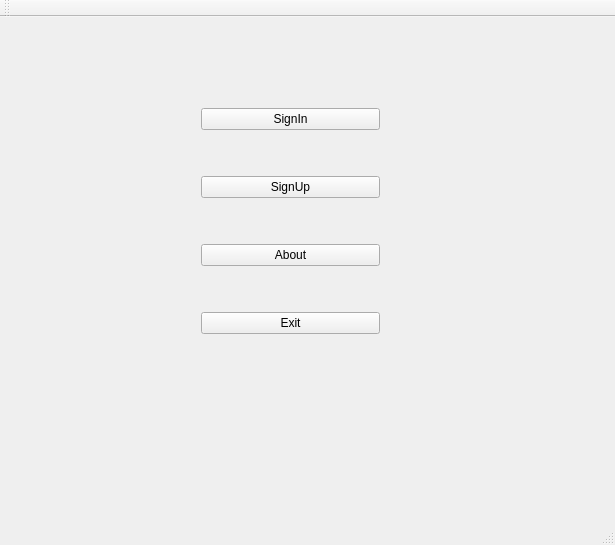
Before: the Qt Designer form GUI/SymposiumGui/mainwindow.ui in RickZack/Symposium, drawn with Qt 5.
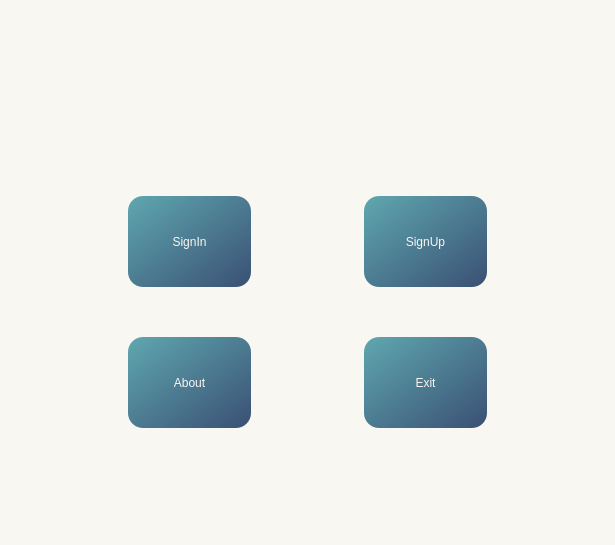
After: the same form once the commit is applied. Icons and pictures are not drawn.

```diff
--- a/GUI/SymposiumGui/mainwindow.ui
+++ b/GUI/SymposiumGui/mainwindow.ui
@@ -11,67 +11,110 @@
    </rect>
   </property>
   <property name="windowTitle">
-   <string>MainWindow</string>
+   <string>Symposium</string>
+  </property>
+  <property name="windowIcon">
+   <iconset resource="resources.qrc">
+    <normaloff>:/icon/logo1.png</normaloff>:/icon/logo1.png</iconset>
+  </property>
+  <property name="styleSheet">
+   <string notr="true">background-color:rgb(249, 247, 241);
+</string>
   </property>
   <widget class="QWidget" name="centralWidget">
-   <widget class="QWidget" name="verticalLayoutWidget">
-    <property name="geometry">
-     <rect>
-      <x>190</x>
-      <y>40</y>
-      <width>201</width>
-      <height>331</height>
-     </rect>
-    </property>
-    <layout class="QVBoxLayout" name="verticalLayout">
-     <item>
       <widget class="QPushButton" name="SignIn">
+    <property name="geometry">
+     <rect>
+      <x>128</x>
+      <y>196</y>
+      <width>123</width>
+      <height>91</height>
+     </rect>
+    </property>
+    <property name="styleSheet">
+     <string notr="true">background-color: qlineargradient(x1: 0, y1: 0, x2: 1, y2: 1, stop: 0 rgb(95, 167, 175), stop: 1 rgb(58, 80, 116));
+color: rgb(249, 247, 241); 
+font: 14pt &quot;Baskerville Old Face&quot;;
+border-radius:15px;</string>
+    </property>
        <property name="text">
         <string>SignIn</string>
        </property>
       </widget>
-     </item>
-     <item>
       <widget class="QPushButton" name="SignUp">
+    <property name="geometry">
+     <rect>
+      <x>364</x>
+      <y>196</y>
+      <width>123</width>
+      <height>91</height>
+     </rect>
+    </property>
+    <property name="styleSheet">
+     <string notr="true">background-color: qlineargradient(x1: 0, y1: 0, x2: 1, y2: 1, stop: 0 rgb(95, 167, 175), stop: 1 rgb(58, 80, 116));
+color: rgb(249, 247, 241); 
+font: 14pt &quot;Baskerville Old Face&quot;;
+border-radius:15px;</string>
+    </property>
        <property name="text">
         <string>SignUp</string>
        </property>
       </widget>
-     </item>
-     <item>
       <widget class="QPushButton" name="about">
+    <property name="geometry">
+     <rect>
+      <x>128</x>
+      <y>337</y>
+      <width>123</width>
+      <height>91</height>
+     </rect>
+    </property>
+    <property name="styleSheet">
+     <string notr="true">background-color: qlineargradient(x1: 0, y1: 0, x2: 1, y2: 1, stop: 0 rgb(95, 167, 175), stop: 1 rgb(58, 80, 116));
+color: rgb(249, 247, 241); 
+font: 14pt &quot;Baskerville Old Face&quot;;
+border-radius:15px;</string>
+    </property>
        <property name="text">
         <string>About</string>
        </property>
       </widget>
-     </item>
-     <item>
       <widget class="QPushButton" name="exit">
+    <property name="geometry">
+     <rect>
+      <x>364</x>
+      <y>337</y>
+      <width>123</width>
+      <height>91</height>
+     </rect>
+    </property>
+    <property name="styleSheet">
+     <string notr="true">background-color: qlineargradient(x1: 0, y1: 0, x2: 1, y2: 1, stop: 0 rgb(95, 167, 175), stop: 1 rgb(58, 80, 116));
+color: rgb(249, 247, 241); 
+font: 14pt &quot;Baskerville Old Face&quot;;
+border-radius:15px;</string>
+    </property>
        <property name="text">
         <string>Exit</string>
        </property>
       </widget>
-     </item>
-    </layout>
-   </widget>
-  </widget>
-  <widget class="QMenuBar" name="menuBar">
+   <widget class="QLabel" name="label">
    <property name="geometry">
     <rect>
-     <x>0</x>
-     <y>0</y>
-     <width>615</width>
-     <height>26</height>
-    </rect>
-   </property>
-  </widget>
-  <widget class="QToolBar" name="mainToolBar">
-   <attribute name="toolBarArea">
-    <enum>TopToolBarArea</enum>
-   </attribute>
-   <attribute name="toolBarBreak">
-    <bool>false</bool>
-   </attribute>
+      <x>140</x>
+      <y>20</y>
+      <width>443</width>
+      <height>111</height>
+     </rect>
+    </property>
+    <property name="styleSheet">
+     <string notr="true">color: rgb(58, 80, 116);
+font: 18pt &quot;Lucida Calligraphy&quot;;</string>
+    </property>
+    <property name="text">
+     <string/>
+    </property>
+   </widget>
   </widget>
   <widget class="QStatusBar" name="statusBar"/>
  </widget>
```
Left out of the diff: 4 changed lines with no effect on the pictures. Lines whose indentation alone changed are shown as unchanged.
